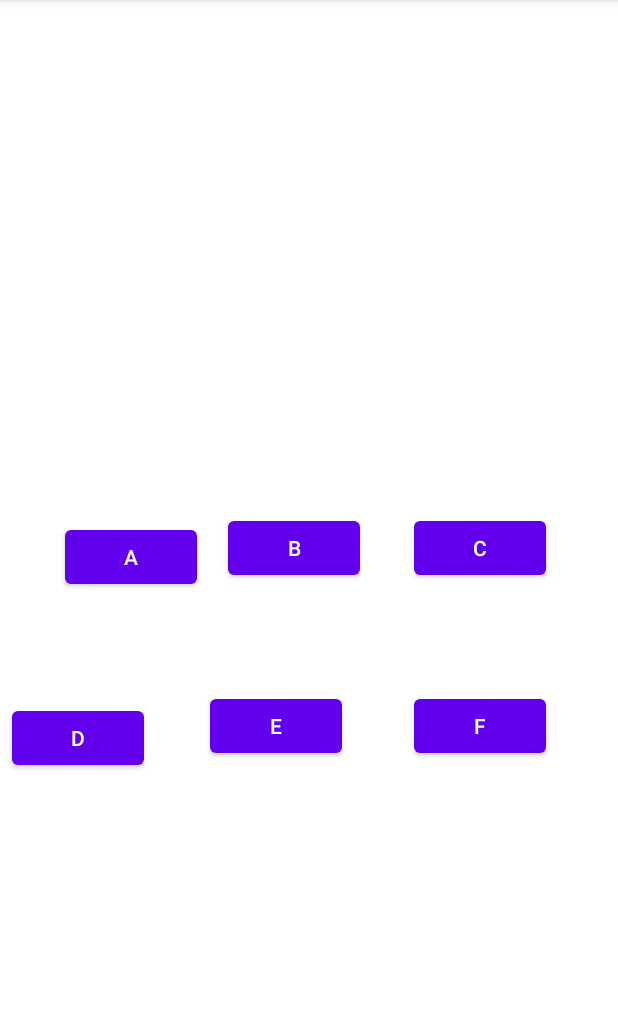
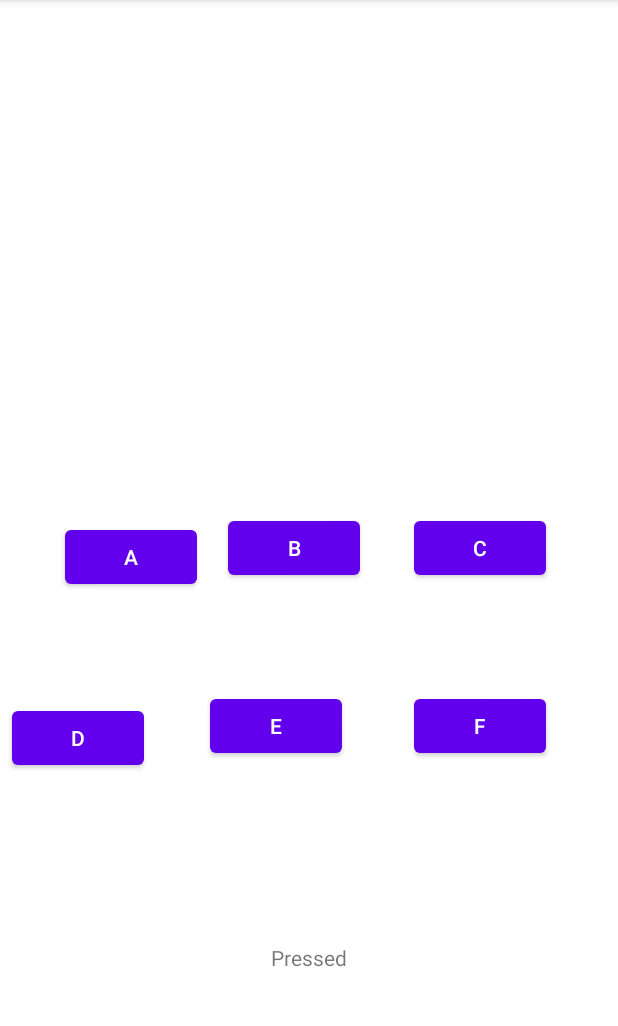
Before and after one commit to KanishkaSoni11/NUMAD22Su_KanishkaSoni, an Android app: the Activity2 screen opened directly, with no data from a screen before it, on a phone screen of 412 x 824 dp, the part 84-1110 px from its top. Run offline under Robolectric (Android 15) with nearby library versions, the phone set to English and light mode, and no system bars.

Commit message:
Added on click for all buttons

```diff
--- a/app/src/main/res/layout/activity_2.xml
+++ b/app/src/main/res/layout/activity_2.xml
@@ -12,6 +12,7 @@
         android:layout_height="wrap_content"
         android:layout_marginStart="8dp"
         android:layout_marginTop="8dp"
+        android:onClick="onClick_Act2"
         android:text="A"
         app:layout_constraintBottom_toTopOf="@+id/Button_D"
         app:layout_constraintEnd_toStartOf="@+id/Button_B"
@@ -25,6 +26,7 @@
         android:layout_width="wrap_content"
         android:layout_height="wrap_content"
         android:layout_marginEnd="36dp"
+        android:onClick="onClick_Act2"
         android:text="B"
         app:layout_constraintBottom_toTopOf="@+id/Button_E"
         app:layout_constraintEnd_toStartOf="@+id/Button_C"
@@ -36,6 +38,7 @@
         android:layout_width="wrap_content"
         android:layout_height="wrap_content"
         android:layout_marginEnd="48dp"
+        android:onClick="onClick_Act2"
         android:text="C"
         app:layout_constraintBottom_toTopOf="@+id/Button_F"
         app:layout_constraintEnd_toEndOf="parent"
@@ -49,6 +52,7 @@
         android:layout_marginStart="8dp"
         android:layout_marginEnd="48dp"
         android:layout_marginBottom="252dp"
+        android:onClick="onClick_Act2"
         android:text="D"
         app:layout_constraintBottom_toBottomOf="parent"
         app:layout_constraintEnd_toStartOf="@+id/Button_E"
@@ -61,6 +65,7 @@
         android:layout_height="wrap_content"
         android:layout_marginEnd="48dp"
         android:layout_marginBottom="260dp"
+        android:onClick="onClick_Act2"
         android:text="E"
         app:layout_constraintBottom_toBottomOf="parent"
         app:layout_constraintEnd_toStartOf="@+id/Button_F" />
@@ -71,7 +76,18 @@
         android:layout_height="wrap_content"
         android:layout_marginEnd="48dp"
         android:layout_marginBottom="260dp"
+        android:onClick="onClick_Act2"
         android:text="F"
         app:layout_constraintBottom_toBottomOf="parent"
         app:layout_constraintEnd_toEndOf="parent" />
+
+    <TextView
+        android:id="@+id/pressed_text"
+        android:layout_width="wrap_content"
+        android:layout_height="wrap_content"
+        android:text="Pressed"
+        app:layout_constraintBottom_toBottomOf="parent"
+        app:layout_constraintEnd_toEndOf="parent"
+        app:layout_constraintStart_toStartOf="parent"
+        app:layout_constraintTop_toBottomOf="@+id/Button_E" />
 </androidx.constraintlayout.widget.ConstraintLayout>
```
Also changed, not shown: app/src/main/java/edu/neu/madcourse/numad22su_kanishkasoni/Activity2.java (+23 -1 lines).
